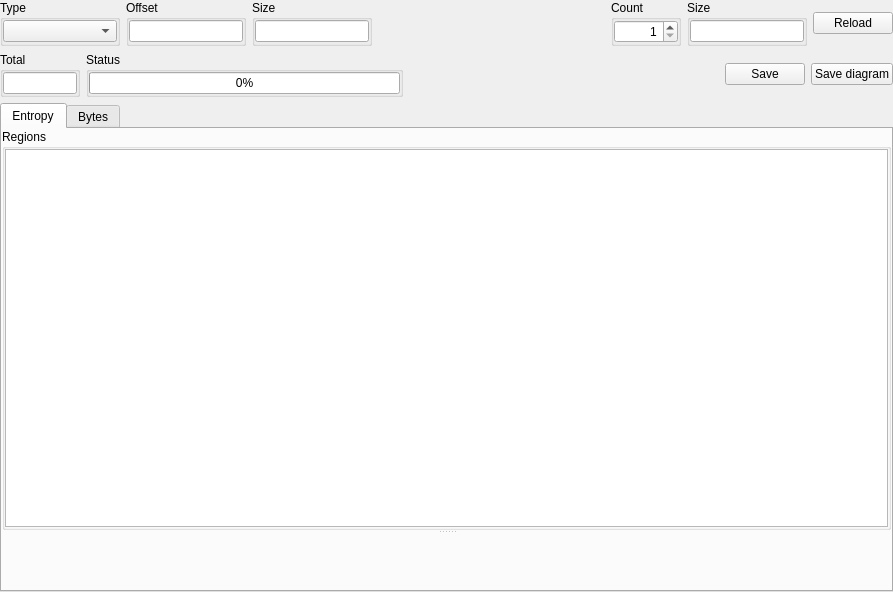
The window that xentropywidget.ui (horsicq/XEntropyWidget) describes before a commit, drawn with Qt 5.
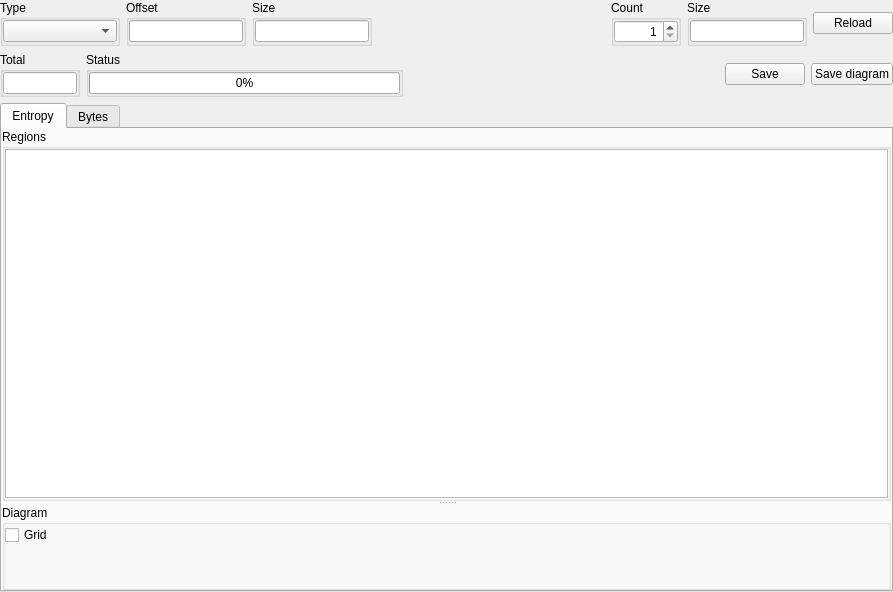
The same window after the commit. The open tabs and pages were chosen to show the change. Custom widgets are drawn as their Qt base class.

```diff
--- a/xentropywidget.ui
+++ b/xentropywidget.ui
@@ -348,7 +348,7 @@
       <attribute name="title">
        <string>Entropy</string>
       </attribute>
-      <layout class="QVBoxLayout" name="verticalLayout_3">
+      <layout class="QVBoxLayout" name="verticalLayout_11">
        <property name="leftMargin">
         <number>0</number>
        </property>
@@ -419,13 +419,58 @@
            </item>
           </layout>
          </widget>
-         <widget class="QwtPlot" name="widgetEntropy" native="true">
-          <property name="sizePolicy">
-           <sizepolicy hsizetype="Expanding" vsizetype="Expanding">
-            <horstretch>0</horstretch>
-            <verstretch>0</verstretch>
-           </sizepolicy>
+         <widget class="QGroupBox" name="groupBoxDiagramRegions">
+          <property name="title">
+           <string>Diagram</string>
           </property>
+          <layout class="QVBoxLayout" name="verticalLayout_3">
+           <property name="leftMargin">
+            <number>0</number>
+           </property>
+           <property name="topMargin">
+            <number>0</number>
+           </property>
+           <property name="rightMargin">
+            <number>0</number>
+           </property>
+           <property name="bottomMargin">
+            <number>0</number>
+           </property>
+           <item>
+            <layout class="QHBoxLayout" name="horizontalLayout_3">
+             <item>
+              <widget class="QCheckBox" name="checkBoxGridRegions">
+               <property name="text">
+                <string>Grid</string>
+               </property>
+              </widget>
+             </item>
+             <item>
+              <spacer name="horizontalSpacer_3">
+               <property name="orientation">
+                <enum>Qt::Horizontal</enum>
+               </property>
+               <property name="sizeHint" stdset="0">
+                <size>
+                 <width>40</width>
+                 <height>20</height>
+                </size>
+               </property>
+              </spacer>
+             </item>
+            </layout>
+           </item>
+           <item>
+            <widget class="QwtPlot" name="widgetEntropy" native="true">
+             <property name="sizePolicy">
+              <sizepolicy hsizetype="Expanding" vsizetype="Expanding">
+               <horstretch>0</horstretch>
+               <verstretch>0</verstretch>
+              </sizepolicy>
+             </property>
+            </widget>
+           </item>
+          </layout>
          </widget>
         </widget>
        </item>
```
Left out of the diff: 2 changed lines with no effect on the pictures.
